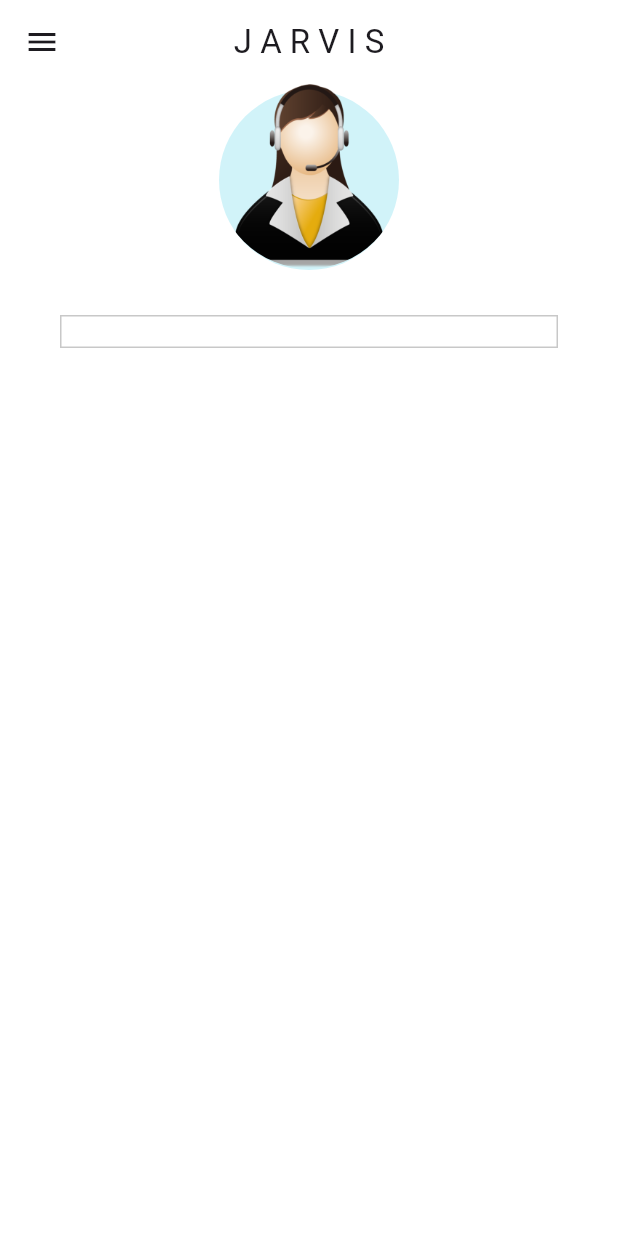
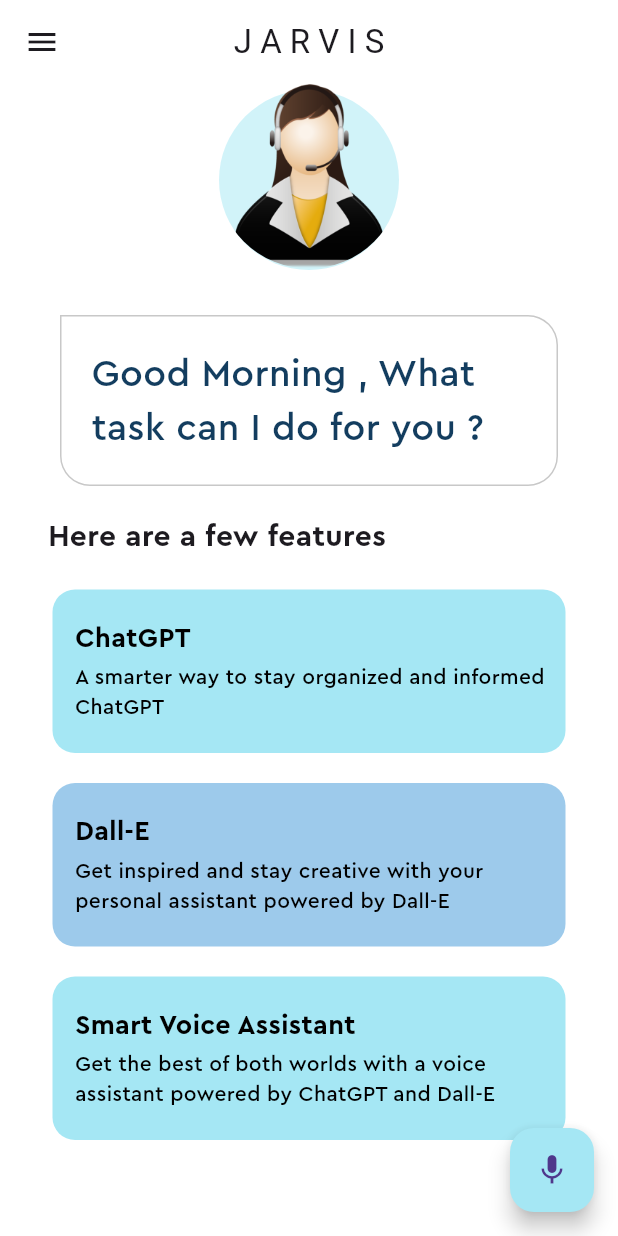
Before and after one commit to gajjarvatsall/ai-chat-bot, a Flutter app: the screen it shows after launch, on a phone screen of 412 x 824 dp. Run offline on Flutter 3.47's test engine with Material 2 defaults, Android fonts, the phone set to English and light mode, and no system bars.

Commit message:
- UI Completed

```diff
--- a/lib/modules/home_Screen.dart
+++ b/lib/modules/home_Screen.dart
@@ -1,4 +1,5 @@
 import 'package:ai_chat_bot/constant/pallete.dart';
+import 'package:ai_chat_bot/widgets/feature_box.dart';
 import 'package:flutter/material.dart';
 
 class HomeScreen extends StatefulWidget {
@@ -55,10 +56,64 @@
             decoration: BoxDecoration(
                 border: Border.all(
                   color: Pallete.borderColor,
-                )
                 ),
+                borderRadius:
+                    BorderRadius.circular(20).copyWith(topLeft: Radius.zero)),
+            child: const Padding(
+              padding: EdgeInsets.symmetric(vertical: 10.0),
+              child: Text(
+                "Good Morning , What task can I do for you ?",
+                style: TextStyle(
+                    color: Pallete.mainFontColor,
+                    fontSize: 25,
+                    fontFamily: "CeraPro"),
+              ),
+            ),
+          ),
+          Container(
+            padding: const EdgeInsets.all(10),
+            margin: const EdgeInsets.only(
+              top: 10,
+              left: 22,
+            ),
+            alignment: Alignment.centerLeft,
+            child: const Text(
+              "Here are a few features",
+              style: TextStyle(
+                  fontFamily: "CeraPro",
+                  fontSize: 20,
+                  fontWeight: FontWeight.bold),
+            ),
+          ),
+          const Column(
+            children: [
+              FeatureBox(
+                color: Pallete.firstSuggestionBoxColor,
+                headerText: "ChatGPT",
+                descriptionText:
+                    "A smarter way to stay organized and informed ChatGPT",
+              ),
+              FeatureBox(
+                color: Pallete.secondSuggestionBoxColor,
+                headerText: "Dall-E",
+                descriptionText:
+                    "Get inspired and stay creative with your personal assistant powered by Dall-E",
+              ),
+              FeatureBox(
+                color: Pallete.firstSuggestionBoxColor,
+                headerText: "Smart Voice Assistant",
+                descriptionText:
+                    "Get the best of both worlds with a voice assistant powered by ChatGPT and Dall-E",
+              ),
+            ],
           )
         ],
-        ));
+      ),
+      floatingActionButton: FloatingActionButton(
+        onPressed: (){},
+        backgroundColor: Pallete.firstSuggestionBoxColor,
+        child: const Icon(Icons.mic),
+      ),
+    );
   }
 }
--- /dev/null
+++ b/lib/widgets/feature_box.dart
@@ -0,0 +1,56 @@
+import 'package:ai_chat_bot/constant/pallete.dart';
+import 'package:flutter/material.dart';
+
+class FeatureBox extends StatelessWidget {
+  final Color color;
+  final String headerText;
+  final String descriptionText;
+
+  const FeatureBox(
+      {super.key,
+      required this.color,
+      required this.headerText,
+      required this.descriptionText});
+
+  @override
+  Widget build(BuildContext context) {
+    return Container(
+      margin: const EdgeInsets.symmetric(
+        vertical: 10,
+        horizontal: 35,
+      ),
+      decoration: BoxDecoration(
+          color: color,
+          borderRadius: const BorderRadius.all(Radius.circular(15))),
+      child: Padding(
+        padding: const EdgeInsets.symmetric(vertical: 20.0).copyWith(left: 15),
+        child: Column(
+          children: [
+            Align(
+              alignment: Alignment.centerLeft,
+              child: Text(
+                headerText,
+                style: const TextStyle(
+                  color: Pallete.blackColor,
+                  fontSize: 18,
+                  fontFamily: "CeraPro",
+                  fontWeight: FontWeight.bold,
+                ),
+              ),
+            ),
+            const SizedBox(
+              height: 3,
+            ),
+            Text(
+              descriptionText,
+              style: const TextStyle(
+                color: Pallete.blackColor,
+                fontFamily: "CeraPro",
+              ),
+            ),
+          ],
+        ),
+      ),
+    );
+  }
+}
```
Lines whose indentation alone changed are shown as unchanged.
